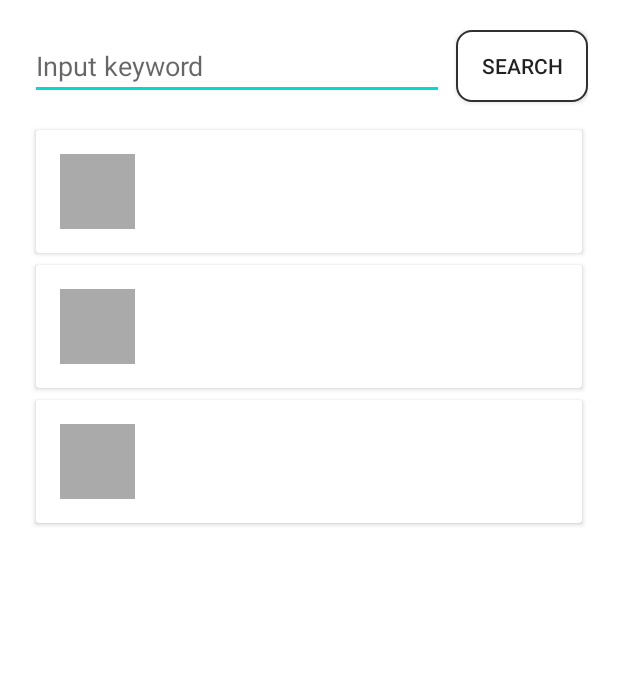
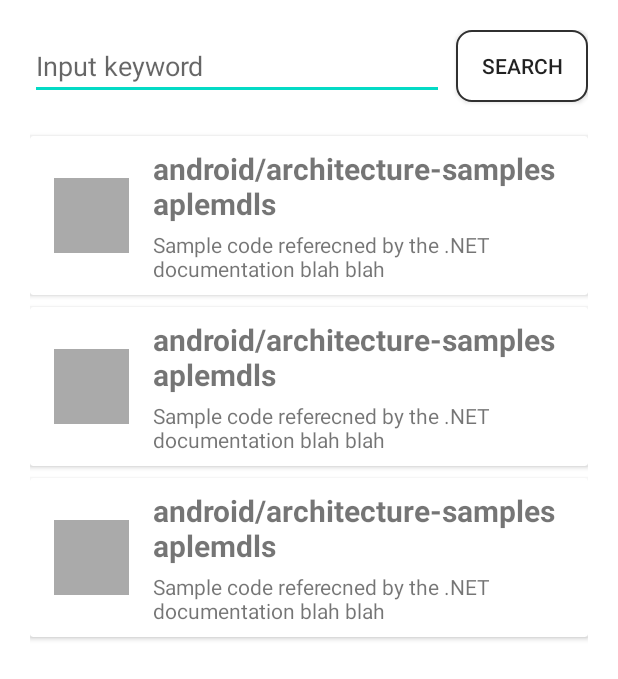
Before and after one commit to krm0219/SearchGithub, an Android app: the layout fragment_main.xml on its own in the app's theme, with its tools: preview values and no code run, on a phone screen of 412 x 824 dp. Shown: the top 679 px of the screen. Run offline under Robolectric (Android 15) with nearby library versions, the phone set to English and light mode, and no system bars.

```diff
--- a/app/build.gradle
+++ b/app/build.gradle
@@ -73,4 +73,7 @@ dependencies {
     implementation 'androidx.fragment:fragment-ktx:1.3.2'
     annotationProcessor 'androidx.room:room-compiler:2.2.5'
     debugImplementation 'androidx.fragment:fragment-testing:1.3.2'
+
+    implementation 'com.github.bumptech.glide:glide:4.11.0'
+    annotationProcessor 'com.github.bumptech.glide:compiler:4.11.0'
 }
--- a/app/src/main/res/layout/fragment_main.xml
+++ b/app/src/main/res/layout/fragment_main.xml
@@ -51,8 +51,11 @@
             app:layoutManager="androidx.recyclerview.widget.LinearLayoutManager"
             app:layout_constraintBottom_toBottomOf="parent"
             app:layout_constraintEnd_toEndOf="parent"
+            app:layout_constraintHorizontal_bias="0.6"
             app:layout_constraintStart_toStartOf="parent"
             app:layout_constraintTop_toBottomOf="@id/inputView"
+            app:layout_constraintVertical_bias="0.157"
+            app:repoData="@{viewModel.githubRepositories}"
             tools:listitem="@layout/item_github" />
 
     </androidx.constraintlayout.widget.ConstraintLayout>
--- a/app/src/main/res/layout/item_github.xml
+++ b/app/src/main/res/layout/item_github.xml
@@ -1,22 +1,23 @@
 <?xml version="1.0" encoding="utf-8"?>
 <layout xmlns:android="http://schemas.android.com/apk/res/android"
-    xmlns:app="http://schemas.android.com/apk/res-auto">
+    xmlns:app="http://schemas.android.com/apk/res-auto"
+    xmlns:tools="http://schemas.android.com/tools">
 
     <data>
 
-        <!--        <variable-->
-        <!--            name="todo"-->
-        <!--            type="com.krm0219.todolist.service.model.Todo" />-->
+        <variable
+            name="repository"
+            type="com.kurly.task.searchgithub.model.RepositoryModel" />
     </data>
 
     <androidx.cardview.widget.CardView
         android:layout_width="match_parent"
         android:layout_height="wrap_content"
-        android:layout_margin="4dp">
+        android:layout_marginTop="8dp">
 
         <androidx.constraintlayout.widget.ConstraintLayout
             android:layout_width="match_parent"
-            android:layout_height="match_parent">
+            android:layout_height="wrap_content">
 
             <ImageView
                 android:id="@+id/item_tv_initial"
@@ -28,29 +29,36 @@
                 android:gravity="center"
                 android:padding="4dp"
                 android:textSize="30sp"
+                app:imageUrl="@{repository.owner.avatarUrl}"
                 app:layout_constraintBottom_toBottomOf="parent"
                 app:layout_constraintStart_toStartOf="parent"
                 app:layout_constraintTop_toTopOf="parent" />
 
             <TextView
                 android:id="@+id/item_tv_title"
-                android:layout_width="wrap_content"
+                android:layout_width="0dp"
                 android:layout_height="wrap_content"
                 android:layout_marginStart="16dp"
                 android:layout_marginTop="8dp"
+                android:text="@{repository.fullName}"
                 android:textSize="20sp"
                 android:textStyle="bold"
                 app:layout_constraintBottom_toTopOf="@id/item_tv_descript"
+                app:layout_constraintEnd_toEndOf="parent"
                 app:layout_constraintStart_toEndOf="@id/item_tv_initial"
-                app:layout_constraintTop_toTopOf="parent" />
+                app:layout_constraintTop_toTopOf="parent"
+                tools:text="android/architecture-samples aplemdls" />
 
             <TextView
                 android:id="@+id/item_tv_descript"
-                android:layout_width="wrap_content"
+                android:layout_width="0dp"
                 android:layout_height="wrap_content"
                 android:layout_marginTop="4dp"
                 android:layout_marginBottom="8dp"
+                tools:text="Sample code referecned by the .NET documentation blah blah"
+                android:text="@{repository.description}"
                 app:layout_constraintBottom_toBottomOf="parent"
+                app:layout_constraintEnd_toEndOf="parent"
                 app:layout_constraintStart_toStartOf="@id/item_tv_title"
                 app:layout_constraintTop_toBottomOf="@id/item_tv_title" />
         </androidx.constraintlayout.widget.ConstraintLayout>
```
Also changed, not shown: app/src/main/java/com/kurly/task/searchgithub/ui/main/MainFragment.kt (+10 -4 lines), app/src/main/java/com/kurly/task/searchgithub/ui/main/MainViewModel.kt (+2 -22 lines), app/src/main/java/com/kurly/task/searchgithub/ui/main/RepositoryAdapter.kt (+11 -5 lines), app/src/main/java/com/kurly/task/searchgithub/util/BindingAdapter.kt (added, +29 -0 lines).
